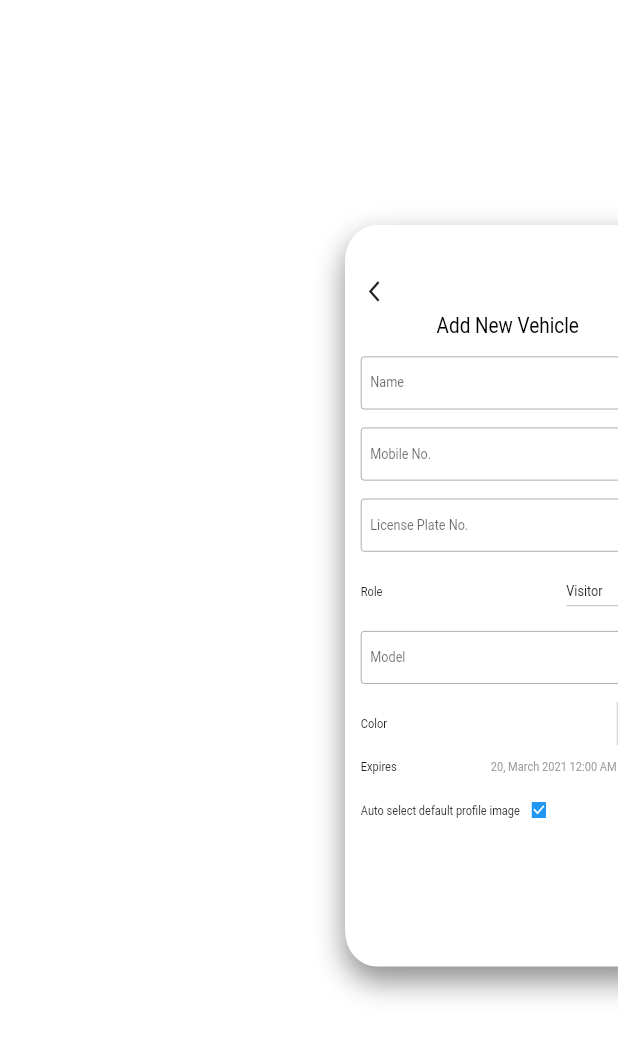
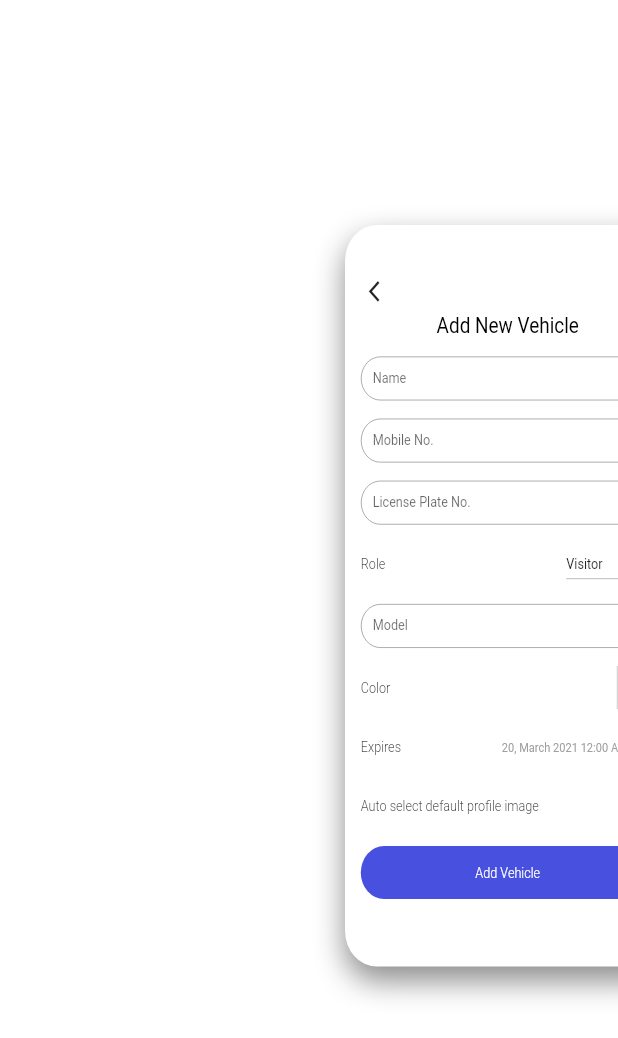
Before and after one commit to shahshubh/CampusCar, a Flutter app: the NewVehicle widget shown alone on an empty page, opened directly with empty values, after a tap on the "menu" icon, on a phone screen of 412 x 824 dp. Shown: the top 1038 px of the screen. Run offline on Flutter 3.47's test engine with Material 2 defaults, Android fonts, the phone set to English and light mode, and no system bars; our stand-ins replace circular_check_box, cloud_firestore, firebase_auth, firebase_core, firebase_storage, flash and 6 more; missing offline and left inert: flutter_material_color_picker; accounts and stored records are empty; network calls fail; project files that could hold a hidden picture were left out; grey boxes are pictures that could not be loaded.

Commit message:
new vehicle form ui and minor changes

```diff
--- a/lib/main.dart
+++ b/lib/main.dart
@@ -23,9 +23,7 @@ class MyApp extends StatelessWidget {
     return MaterialApp(
       debugShowCheckedModeBanner: false,
       title: 'Campus Car',
-      theme: ThemeData(scaffoldBackgroundColor: Colors.white
-          // Colors.grey[300]
-          ),
+      theme: ThemeData(scaffoldBackgroundColor: Colors.white),
       home: SplashScreen(),
     );
   }
--- a/lib/screens/user/vehicle/new_vehicle_screen.dart
+++ b/lib/screens/user/vehicle/new_vehicle_screen.dart
@@ -1,5 +1,6 @@
 import 'dart:io';
 
+import 'package:CampusCar/components/progress_widget.dart';
 import 'package:CampusCar/constants/colors.dart';
 import 'package:CampusCar/constants/constants.dart';
 import 'package:CampusCar/locator.dart';
@@ -14,7 +15,6 @@ import 'package:flutter/cupertino.dart';
 import 'package:flutter/material.dart';
 import 'package:font_awesome_flutter/font_awesome_flutter.dart';
 import 'package:CampusCar/widgets/loading_screen.dart';
-
 
 class NewVehicle extends StatefulWidget {
   final Function currentScreenHandler;
@@ -68,8 +68,8 @@ class _NewVehicleState extends State<NewVehicle> {
         color = data;
       });
 
-  void clearFormHandler(){
-    setState((){
+  void clearFormHandler() {
+    setState(() {
       nameTextController.text = "";
       mobileTextController.text = "";
       licenseTextController.text = "";
@@ -81,7 +81,6 @@ class _NewVehicleState extends State<NewVehicle> {
       color = Colors.red;
     });
   }
-
 
   bool newVehicleFormValidator() {
     if (nameTextController.text.isEmpty) {
@@ -141,18 +140,33 @@ class _NewVehicleState extends State<NewVehicle> {
   }
 
   addVehicleHandler() async {
-
+    String numberPlate = licenseTextController.text.toUpperCase();
     if (newVehicleFormValidator()) {
-      setState((){
+      setState(() {
         isLoading = true;
       });
+
+      // check is already any vehicle is there with this license plate
+      var foundVehicle =
+          await vehicleService.getVehicle(licensePlateNo: numberPlate);
+      if (foundVehicle != null) {
+        Utils.showFlashMsg(
+          context: context,
+          color: errorColor,
+          message:
+              'Vehicle with license plate no. $numberPlate is already registered.',
+        );
+        setState(() {
+          isLoading = false;
+        });
+        return;
+      }
+
+      // upload profile image to firebase storage if checkbox is NOT checked.
       String profileImageUrl = defaultProfileImageUrl;
-
-      // upload profile image to firebase storage.
       if (!profileImageCheckbox) {
-        print("Uploading profile pic");
         String res = await vehicleService.uploadImageToFirestoreAndStorage(
-            File(pickedImage.path), licenseTextController.text.toUpperCase());
+            File(pickedImage.path), numberPlate);
         if (res == 'Error') {
           Utils.showFlashMsg(
               context: context,
@@ -193,7 +207,7 @@ class _NewVehicleState extends State<NewVehicle> {
           color: errorColor,
         );
       }
-      setState((){
+      setState(() {
         isLoading = false;
       });
     }
@@ -202,20 +216,20 @@ class _NewVehicleState extends State<NewVehicle> {
   @override
   Widget build(BuildContext context) {
     return MyDrawer(
-      rightIcon: IconButton(
-        icon: FaIcon(FontAwesomeIcons.check),
-        onPressed: () {
-          addVehicleHandler();
-        },
-      ),
-      child: isLoading ? Container(
+      // rightIcon: IconButton(
+      //   icon: FaIcon(FontAwesomeIcons.check),
+      //   onPressed: () {
+      //     addVehicleHandler();
+      //   },
+      // ),
+      child: isLoading
+          ? Container(
               alignment: Alignment.center,
               constraints: BoxConstraints(
                   minHeight: MediaQuery.of(context).size.height - 95),
               child: LoadingScreen(),
-            ) : Container(
-        constraints: BoxConstraints(
-                  minHeight: MediaQuery.of(context).size.height - 95),
+            )
+          : Container(
               child: Column(
                 children: <Widget>[
                   Container(
@@ -245,7 +259,24 @@ class _NewVehicleState extends State<NewVehicle> {
                       setColor: setColor,
                     ),
                   ),
-
+                  InkWell(
+                    onTap: addVehicleHandler,
+                    child: Container(
+                      margin: EdgeInsets.fromLTRB(20, 0, 20, 20),
+                      padding: EdgeInsets.all(20),
+                      alignment: Alignment.center,
+                      width: double.infinity,
+                      decoration: BoxDecoration(
+                        borderRadius: BorderRadius.circular(30),
+                        color: primaryBlue,
+                      ),
+                      child: Text('Add Vehicle',
+                          style: TextStyle(
+                              color: Colors.white,
+                              fontSize: 16,
+                              fontWeight: FontWeight.w300)),
+                    ),
+                  ),
                 ],
               ),
             ),
--- a/lib/widgets/custom_input_field.dart
+++ b/lib/widgets/custom_input_field.dart
@@ -23,7 +23,9 @@ class CustomInputField extends StatelessWidget {
       decoration: InputDecoration(
         labelText: labelText,
         errorText: errorText,
-        border: OutlineInputBorder(),
+        border: OutlineInputBorder(borderRadius: BorderRadius.circular(30)),
+        contentPadding:
+            new EdgeInsets.symmetric(vertical: 15.0, horizontal: 15.0),
         suffixIcon: suffixIcon,
       ),
     );
--- a/lib/widgets/new_vehicle_form.dart
+++ b/lib/widgets/new_vehicle_form.dart
@@ -1,9 +1,12 @@
 import 'dart:io';
 import 'dart:math';
 
+import 'package:CampusCar/constants/colors.dart';
 import 'package:CampusCar/widgets/custom_input_field.dart';
+import 'package:circular_check_box/circular_check_box.dart';
 import 'package:flutter/material.dart';
 import 'package:flutter_material_color_picker/flutter_material_color_picker.dart';
+import 'package:font_awesome_flutter/font_awesome_flutter.dart';
 import 'package:image_picker/image_picker.dart';
 import 'package:intl/intl.dart';
 
@@ -50,6 +53,7 @@ class NewVehicleForm extends StatefulWidget {
 class _NewVehicleFormState extends State<NewVehicleForm> {
   final picker = ImagePicker();
   Color tempColor = Colors.red;
+  TextStyle labelStyle = TextStyle(fontWeight: FontWeight.w300, fontSize: 16);
 
   void _openDialog(String title, Widget content, context) {
     showDialog(
@@ -79,7 +83,7 @@ class _NewVehicleFormState extends State<NewVehicleForm> {
 
   void _openColorPicker(context) async {
     _openDialog(
-        "Color picker",
+        "Pick your Car Color",
         MaterialColorPicker(
           // allowShades: false,
           selectedColor: widget.color,
@@ -90,7 +94,7 @@ class _NewVehicleFormState extends State<NewVehicleForm> {
             });
           },
           // onMainColorChange: (color) => print(color),
-          colors: [Colors.red, Colors.green],
+          // colors: [Colors.red, Colors.green, Colors.grey],
           // onBack: () => print("Back button pressed"),
         ),
         context);
@@ -98,7 +102,8 @@ class _NewVehicleFormState extends State<NewVehicleForm> {
 
   void getImage({String source}) async {
     ImageSource imageSource = ImageSource.camera;
-    var pickedFile = await picker.getImage(source: imageSource, imageQuality: 50);
+    var pickedFile =
+        await picker.getImage(source: imageSource, imageQuality: 50);
     if (pickedFile != null) {
       widget.setPickedImage(pickedFile);
     }
@@ -146,7 +151,7 @@ class _NewVehicleFormState extends State<NewVehicleForm> {
         Row(
           mainAxisAlignment: MainAxisAlignment.spaceBetween,
           children: [
-            Text("Role"),
+            Text("Role", style: labelStyle),
             DropdownButton(
               value: widget.role,
               items: <String>[
@@ -185,9 +190,9 @@ class _NewVehicleFormState extends State<NewVehicleForm> {
         Row(
           mainAxisAlignment: MainAxisAlignment.spaceBetween,
           children: [
-            Text("Color"),
+            Text("Color", style: labelStyle),
             CircleColor(
-              circleSize: 25.0,
+              circleSize: 30.0,
               color: widget.color,
               onColorChoose: () {
                 _openColorPicker(context);
@@ -195,12 +200,13 @@ class _NewVehicleFormState extends State<NewVehicleForm> {
             ),
           ],
         ),
+        SizedBox(height: 20),
 
         //expires
         Row(
           mainAxisAlignment: MainAxisAlignment.spaceBetween,
           children: [
-            Text("Expires"),
+            Text("Expires", style: labelStyle),
             Container(
               child: Row(
                 children: [
@@ -210,27 +216,34 @@ class _NewVehicleFormState extends State<NewVehicleForm> {
                     style: TextStyle(
                         color: widget.isAdmin ? Colors.black : Colors.grey),
                   ),
-                  IconButton(
-                    icon: Icon(
-                      Icons.calendar_today,
-                      color: widget.isAdmin ? Colors.black : Colors.grey,
+                  Container(
+                    padding: EdgeInsets.fromLTRB(10, 10, 0, 10),
+                    child: InkWell(
+                      child: Icon(
+                        Icons.calendar_today,
+                        color: widget.isAdmin ? Colors.black : Colors.grey,
+                      ),
+                      onTap: () {
+                        selectDate(context);
+                      },
                     ),
-                    onPressed: () {
-                      selectDate(context);
-                    },
                   ),
                 ],
               ),
             ),
           ],
         ),
+        SizedBox(height: 20),
 
         //profile
         Row(
-          mainAxisAlignment: MainAxisAlignment.start,
+          mainAxisAlignment: MainAxisAlignment.spaceBetween,
+          // mainAxisAlignment: MainAxisAlignment.start,
           children: [
-            Text("Auto select default profile image"),
-            Checkbox(
+            Text("Auto select default profile image", style: labelStyle),
+            CircularCheckBox(
+              materialTapTargetSize: MaterialTapTargetSize.padded,
+              activeColor: primaryBlue,
               onChanged: (value) {
                 widget.setProfileImageCheckbox(value);
               },
@@ -238,13 +251,50 @@ class _NewVehicleFormState extends State<NewVehicleForm> {
             ),
           ],
         ),
+        widget.profileImageCheckbox != true && widget.pickedImage != null
+            ? Container(
+                decoration: BoxDecoration(
+                  color: Colors.grey,
+                  borderRadius: BorderRadius.circular(15),
+                ),
+                width: double.infinity,
+                child: ClipRRect(
+                  borderRadius: BorderRadius.circular(15),
+                  child: Stack(
+                    fit: StackFit.passthrough,
+                    children: [
+                      Image.file(
+                        File(widget.pickedImage.path),
+                        height: 180,
+                        fit: BoxFit.cover,
+                      ),
+                      Positioned(
+                        right: 0,
+                        child: IconButton(
+                          icon: FaIcon(
+                            FontAwesomeIcons.times,
+                            color: Colors.grey,
+                          ),
+                          onPressed: () {
+                            widget.setPickedImage(null);
+                          },
+                        ),
+                      )
+                    ],
+                  ),
+                ),
+              )
+            : Container(),
         widget.profileImageCheckbox != true
             ? Row(
                 mainAxisAlignment: MainAxisAlignment.spaceBetween,
                 children: [
-                  Text("Profile Image"),
+                  Text("Profile Image", style: labelStyle),
                   IconButton(
-                    icon: Icon(Icons.add),
+                    icon: Icon(
+                      Icons.camera_alt,
+                      size: 28,
+                    ),
                     onPressed: () {
                       getImage();
                     },
@@ -252,15 +302,6 @@ class _NewVehicleFormState extends State<NewVehicleForm> {
                 ],
               )
             : Container(),
-
-        widget.profileImageCheckbox != true && widget.pickedImage != null
-            ? Container(
-                child: Image.file(
-                  File(widget.pickedImage.path),
-                  height: 100,
-                ),
-              )
-            : Container(),
       ],
     );
   }
--- a/pubspec.yaml
+++ b/pubspec.yaml
@@ -28,6 +28,7 @@ dependencies:
   flash: ^1.3.2
   flutter_material_color_picker: ^1.0.5
   firebase_storage:
+  circular_check_box: ^1.0.4
 
 dev_dependencies:
   flutter_test:
```
Also changed, not shown: pubspec.lock. Lines whose indentation alone changed are shown as unchanged.
